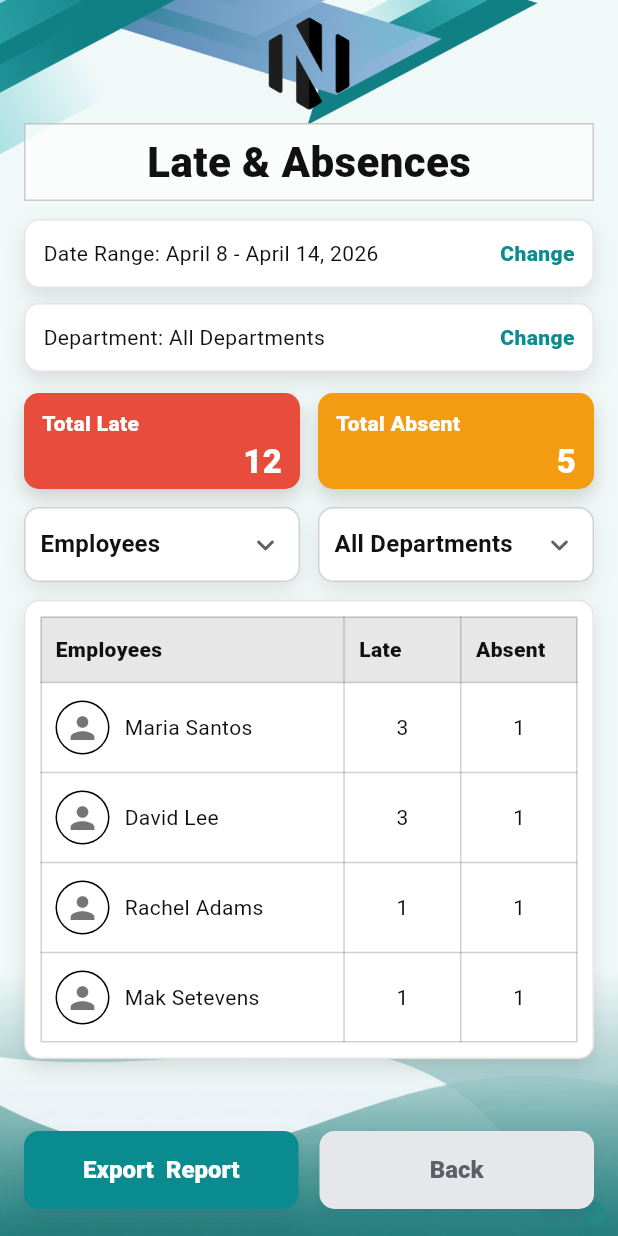
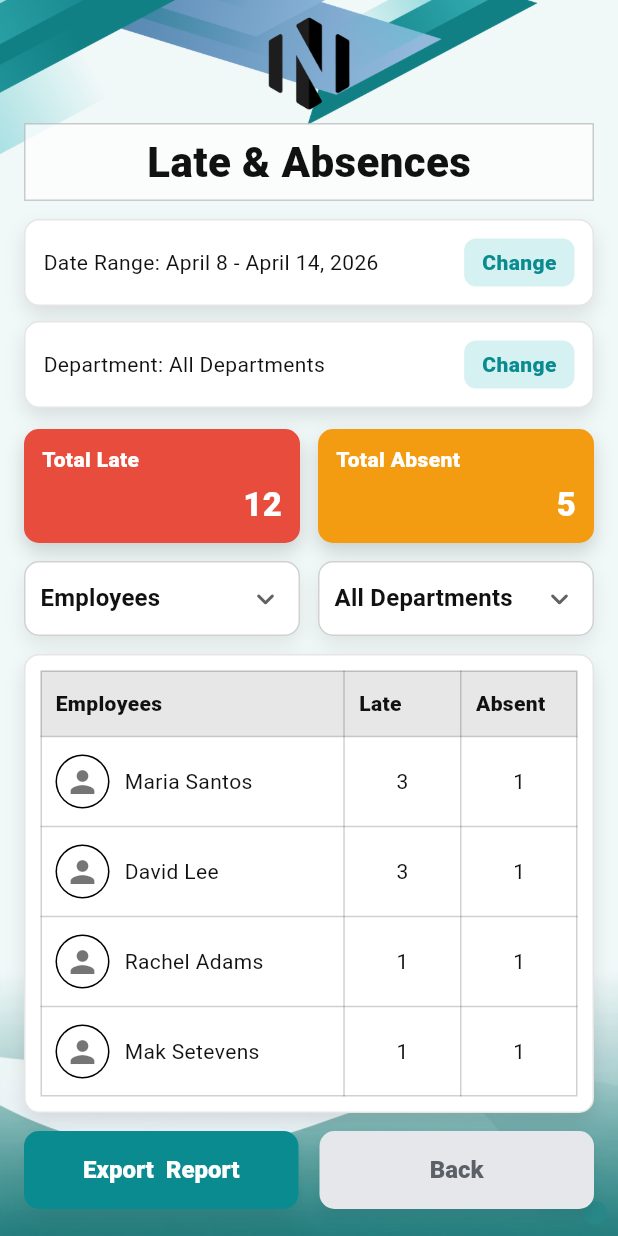
Before and after one commit to smiggy10/nutech_app_backup, a Flutter app: the AdminReportsPage widget shown alone on an empty page, opened directly, after a tap on "Late & Absences", on a phone screen of 412 x 824 dp. Run offline on Flutter 3.47's test engine with Material 3 defaults, Android fonts, the light colour scheme and no system bars; our stand-ins replace device_preview, image_cropper, image_picker, table_calendar.

Commit message:
Updated attendance UI

```diff
--- a/nutech_app/lib/screens/admin/pages/admin_reports_page.dart
+++ b/nutech_app/lib/screens/admin/pages/admin_reports_page.dart
@@ -72,21 +72,7 @@ class AdminReportsPage extends StatelessWidget {
                       AdminLateAbsencesScreen.route,
                     ),
                   ),
-                  const SizedBox(height: 12),
-                  _ReportButton(
-                    label: 'Export to CSV',
-                    onTap: () {
-                      ScaffoldMessenger.of(context).showSnackBar(
-                        const SnackBar(
-                          content: Text(
-                            'Frontend only: Export not connected yet.',
-                          ),
-                        ),
-                      );
-                    },
-                  ),
-
-                  const Spacer(),
+                  const SizedBox(height: 180),
 
                   // ✅ Logout button
                   SizedBox(
--- a/nutech_app/lib/screens/admin/reports/admin_daily_attendance_screen.dart
+++ b/nutech_app/lib/screens/admin/reports/admin_daily_attendance_screen.dart
@@ -329,7 +329,7 @@ class _MiniStatCard extends StatelessWidget {
   @override
   Widget build(BuildContext context) {
     return Container(
-      height: 62,
+      height: 66,
       padding: const EdgeInsets.fromLTRB(10, 10, 10, 10),
       decoration: BoxDecoration(
         color: color,
--- a/nutech_app/lib/screens/admin/reports/admin_late_absences_screen.dart
+++ b/nutech_app/lib/screens/admin/reports/admin_late_absences_screen.dart
@@ -316,11 +316,18 @@ class _FilterCard extends StatelessWidget {
           InkWell(
             onTap: onTap,
             borderRadius: BorderRadius.circular(8),
-            child: Text(
-              actionText,
-              style: const TextStyle(
-                fontWeight: FontWeight.w900,
-                color: AppTheme.teal,
+            child: Container(
+              padding: const EdgeInsets.symmetric(horizontal: 12, vertical: 6),
+              decoration: BoxDecoration(
+                color: AppTheme.tealSoft,
+                borderRadius: BorderRadius.circular(8),
+              ),
+              child: Text(
+                actionText,
+                style: const TextStyle(
+                  fontWeight: FontWeight.w800,
+                  color: AppTheme.teal,
+                ),
               ),
             ),
           ),
@@ -344,7 +351,7 @@ class _MiniStatCard extends StatelessWidget {
   @override
   Widget build(BuildContext context) {
     return Container(
-      height: 64,
+      height: 76,
       padding: const EdgeInsets.fromLTRB(12, 10, 12, 10),
       decoration: BoxDecoration(
         color: color,
--- a/nutech_app/lib/screens/admin/reports/admin_weekly_summary_screen.dart
+++ b/nutech_app/lib/screens/admin/reports/admin_weekly_summary_screen.dart
@@ -273,7 +273,7 @@ class _MiniStatCard extends StatelessWidget {
   @override
   Widget build(BuildContext context) {
     return Container(
-      height: 66,
+      height: 80,
       padding: const EdgeInsets.fromLTRB(10, 10, 10, 10),
       decoration: BoxDecoration(
         color: color,
```
